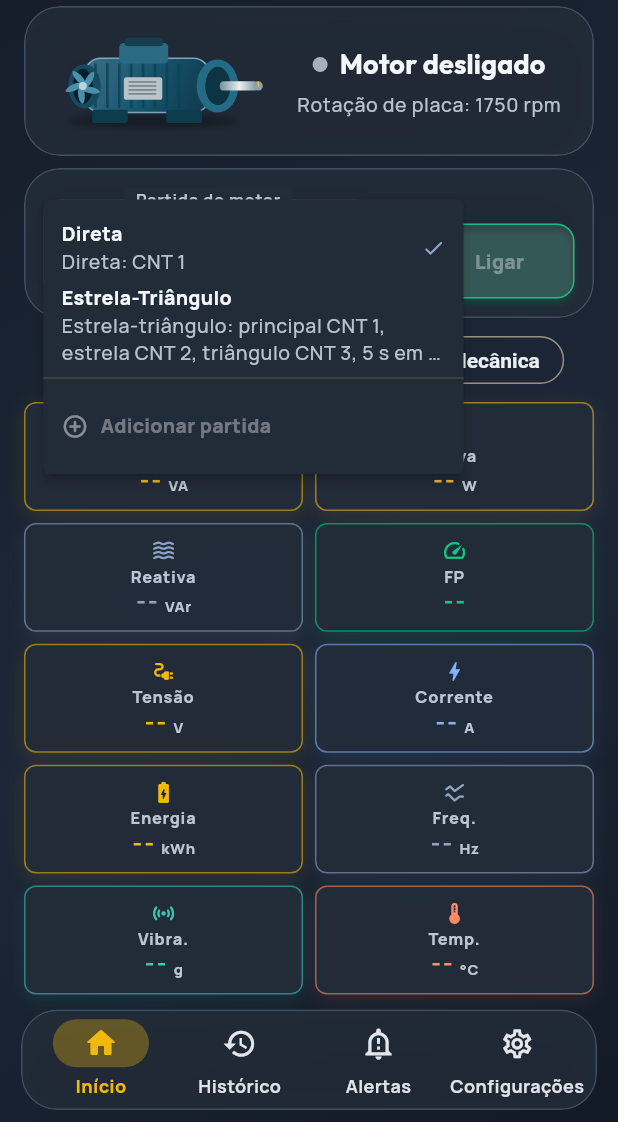
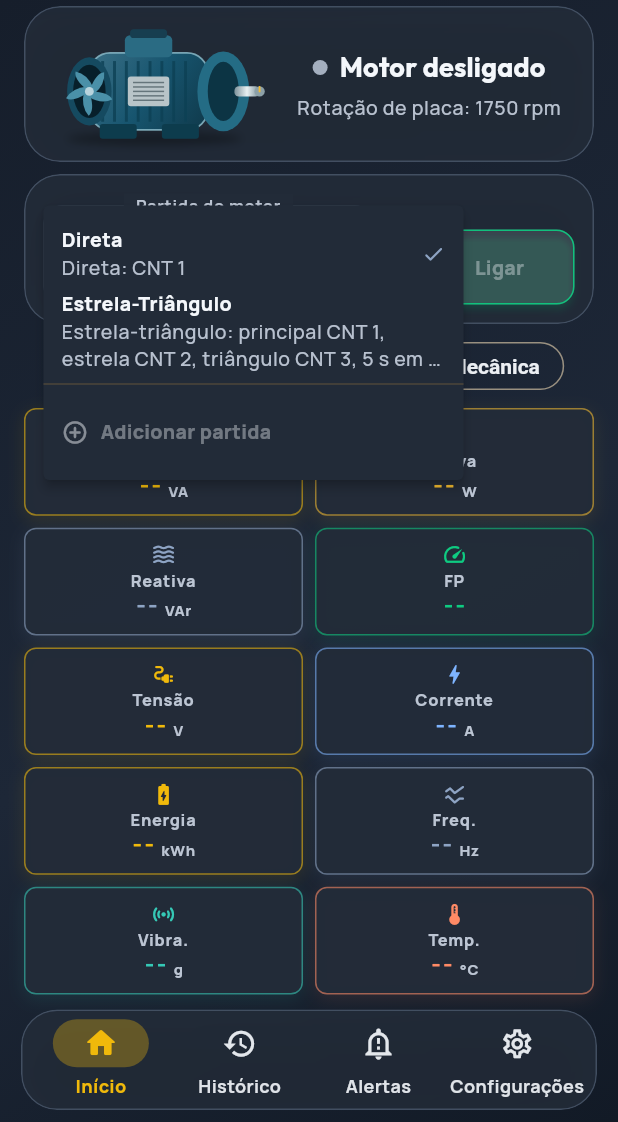
Before and after one commit to frahncky/IoTMotor, a Flutter app: the screen it shows after launch, after a tap on "Direta", on a phone screen of 412 x 824 dp, the part 114-1236 px from its top. Run offline on Flutter 3.47's test engine with Material 3 defaults, Android fonts, the phone set to English and light mode, and no system bars; our stand-ins replace audioplayers, fl_chart, flutter_riverpod, flutter_secure_storage, google_fonts, package_info_plus and 1 more; missing offline and left inert: cryptography, dart:html, flutter_background_service, mqtt_client.

Commit message:
App: desenho do motor com proporções naturais
O desenho era longo e baixo (340x165, carcaça 2,3:1 e eixo comprido) e
parecia esticado na horizontal. Novo desenho em 304x172, com tampas mais
redondas, eixo mais curto e área de desenho maior. O texto de estado
passa a quebrar em vez de estourar em tela estreita.

Co-Authored-By: Claude Opus 5.5 <noreply@anthropic.com>
Claude-Session: https://claude.ai/code/session_01Ecaab8b85CX52JK9trsx9R

```diff
--- a/lib/features/iot_motor/view/widgets/motor_animation_card.dart
+++ b/lib/features/iot_motor/view/widgets/motor_animation_card.dart
@@ -151,8 +151,8 @@ class _MotorAnimationCardState extends State<MotorAnimationCard>
           builder: (BuildContext context, BoxConstraints constraints) {
             final bool compact = constraints.maxWidth < 600;
             final Widget drawing = SizedBox(
-              width: compact ? 150 : 220,
-              height: compact ? 82 : 96,
+              width: compact ? 150 : 210,
+              height: compact ? 86 : 120,
               child: CustomPaint(
                 key: const ValueKey<String>('motor_animation_paint'),
                 painter: _MotorPainter(
@@ -190,10 +190,12 @@ class _MotorAnimationCardState extends State<MotorAnimationCard>
                       ),
                     ),
                     const SizedBox(width: 8),
-                    Text(
-                      status,
-                      key: const ValueKey<String>('motor_animation_status'),
-                      style: Theme.of(context).textTheme.titleMedium,
+                    Flexible(
+                      child: Text(
+                        status,
+                        key: const ValueKey<String>('motor_animation_status'),
+                        style: Theme.of(context).textTheme.titleMedium,
+                      ),
                     ),
                   ],
                 ),
@@ -240,10 +242,12 @@ class _MotorPainter extends CustomPainter {
 
   @override
   void paint(Canvas canvas, Size size) {
-    final double scale = math.min(size.width / 340, size.height / 165).toDouble();
+    // Desenho em 304 x 172 unidades, escalado sem distorcer.
+    const double largura = 304, altura = 172;
+    final double scale = math.min(size.width / largura, size.height / altura).toDouble();
     final Offset origin = Offset(
-      (size.width - 340 * scale) / 2,
-      (size.height - 165 * scale) / 2,
+      (size.width - largura * scale) / 2,
+      (size.height - altura * scale) / 2,
     );
     canvas.save();
     canvas.translate(origin.dx, origin.dy);
@@ -253,7 +257,7 @@ class _MotorPainter extends CustomPainter {
       ..color = Colors.black.withValues(alpha: 0.30)
       ..maskFilter = const MaskFilter.blur(BlurStyle.normal, 6);
     canvas.drawOval(
-      Rect.fromCenter(center: const Offset(169, 143), width: 260, height: 22),
+      Rect.fromCenter(center: const Offset(154, 160), width: 236, height: 18),
       shadow,
     );
 
@@ -271,11 +275,11 @@ class _MotorPainter extends CustomPainter {
           bodyBase,
           Color.lerp(bodyBase, Colors.black, 0.34)!,
         ],
-      ).createShader(const Rect.fromLTWH(65, 46, 190, 85));
+      ).createShader(const Rect.fromLTWH(64, 42, 164, 108));
 
     final RRect bodyRect = RRect.fromRectAndRadius(
-      const Rect.fromLTWH(67, 48, 188, 82),
-      const Radius.circular(24),
+      const Rect.fromLTWH(66, 44, 160, 104),
+      const Radius.circular(28),
     );
     canvas.drawRRect(bodyRect, body);
 
@@ -288,35 +292,35 @@ class _MotorPainter extends CustomPainter {
     final Paint fin = Paint()
       ..color = const Color(0xFF0C4054).withValues(alpha: 0.80)
       ..strokeWidth = 4;
-    for (double x = 83; x <= 225; x += 18) {
-      canvas.drawLine(Offset(x, 56), Offset(x, 123), fin);
+    for (double x = 84; x <= 210; x += 16) {
+      canvas.drawLine(Offset(x, 55), Offset(x, 137), fin);
     }
 
     canvas.drawRRect(
       RRect.fromRectAndRadius(
-        const Rect.fromLTWH(119, 25, 74, 31),
+        const Rect.fromLTWH(114, 20, 64, 30),
         const Radius.circular(7),
       ),
       Paint()..color = const Color(0xFF2A6B83),
     );
     canvas.drawRRect(
       RRect.fromRectAndRadius(
-        const Rect.fromLTWH(127, 17, 58, 13),
+        const Rect.fromLTWH(121, 12, 50, 12),
         const Radius.circular(5),
       ),
       Paint()..color = const Color(0xFF173E50),
     );
 
     canvas.drawOval(
-      const Rect.fromLTWH(42, 57, 49, 67),
+      const Rect.fromLTWH(36, 50, 60, 92),
       Paint()..color = const Color(0xFF154A60),
     );
     canvas.drawOval(
-      const Rect.fromLTWH(49, 64, 30, 53),
+      const Rect.fromLTWH(44, 60, 44, 72),
       Paint()..color = const Color(0xFF071F2A),
     );
 
-    final Offset fanCenter = const Offset(64, 90);
+    final Offset fanCenter = const Offset(66, 96);
     canvas.save();
     canvas.translate(fanCenter.dx, fanCenter.dy);
     canvas.rotate(angleDegrees * math.pi / 180);
@@ -328,8 +332,8 @@ class _MotorPainter extends CustomPainter {
       canvas.rotate(i * math.pi * 2 / 5);
       final Path p = Path()
         ..moveTo(1, -3)
-        ..quadraticBezierTo(8, -21, 17, -22)
-        ..quadraticBezierTo(19, -9, 5, 4)
+        ..quadraticBezierTo(9, -25, 20, -26)
+        ..quadraticBezierTo(22, -10, 6, 4)
         ..close();
       canvas.drawPath(p, blade);
       canvas.restore();
@@ -342,11 +346,11 @@ class _MotorPainter extends CustomPainter {
     canvas.restore();
 
     canvas.drawOval(
-      const Rect.fromLTWH(236, 50, 63, 80),
+      const Rect.fromLTWH(212, 42, 70, 108),
       Paint()..color = const Color(0xFF246C85),
     );
     canvas.drawOval(
-      const Rect.fromLTWH(249, 61, 38, 58),
+      const Rect.fromLTWH(226, 56, 42, 80),
       Paint()..color = const Color(0xFF0C3444),
     );
 
@@ -357,16 +361,16 @@ class _MotorPainter extends CustomPainter {
           Color(0xFFE8F0F2),
           Color(0xFF788D96),
         ],
-      ).createShader(const Rect.fromLTWH(272, 83, 58, 14));
+      ).createShader(const Rect.fromLTWH(262, 89, 34, 14));
     canvas.drawRRect(
       RRect.fromRectAndRadius(
-        const Rect.fromLTWH(271, 83, 58, 14),
+        const Rect.fromLTWH(262, 89, 34, 14),
         const Radius.circular(6),
       ),
       shaft,
     );
 
-    final Offset shaftEnd = const Offset(329, 90);
+    final Offset shaftEnd = const Offset(296, 96);
     canvas.drawCircle(
       shaftEnd,
       7,
@@ -388,14 +392,14 @@ class _MotorPainter extends CustomPainter {
     final Paint foot = Paint()..color = const Color(0xFF0D3C4D);
     canvas.drawRRect(
       RRect.fromRectAndRadius(
-        const Rect.fromLTWH(78, 126, 54, 20),
+        const Rect.fromLTWH(80, 140, 50, 20),
         const Radius.circular(4),
       ),
       foot,
     );
     canvas.drawRRect(
       RRect.fromRectAndRadius(
-        const Rect.fromLTWH(190, 126, 54, 20),
+        const Rect.fromLTWH(164, 140, 50, 20),
         const Radius.circular(4),
       ),
       foot,
@@ -403,7 +407,7 @@ class _MotorPainter extends CustomPainter {
 
     canvas.drawRRect(
       RRect.fromRectAndRadius(
-        const Rect.fromLTWH(126, 77, 58, 34),
+        const Rect.fromLTWH(118, 76, 56, 40),
         const Radius.circular(4),
       ),
       Paint()..color = const Color(0xFFB8C4C8),
@@ -411,8 +415,8 @@ class _MotorPainter extends CustomPainter {
     final Paint plateLine = Paint()
       ..color = const Color(0xFF65757B)
       ..strokeWidth = 2;
-    for (double y = 84; y <= 103; y += 6) {
-      canvas.drawLine(Offset(133, y), Offset(175, y), plateLine);
+    for (double y = 84; y <= 108; y += 6) {
+      canvas.drawLine(Offset(125, y), Offset(167, y), plateLine);
     }
 
     canvas.restore();
```
